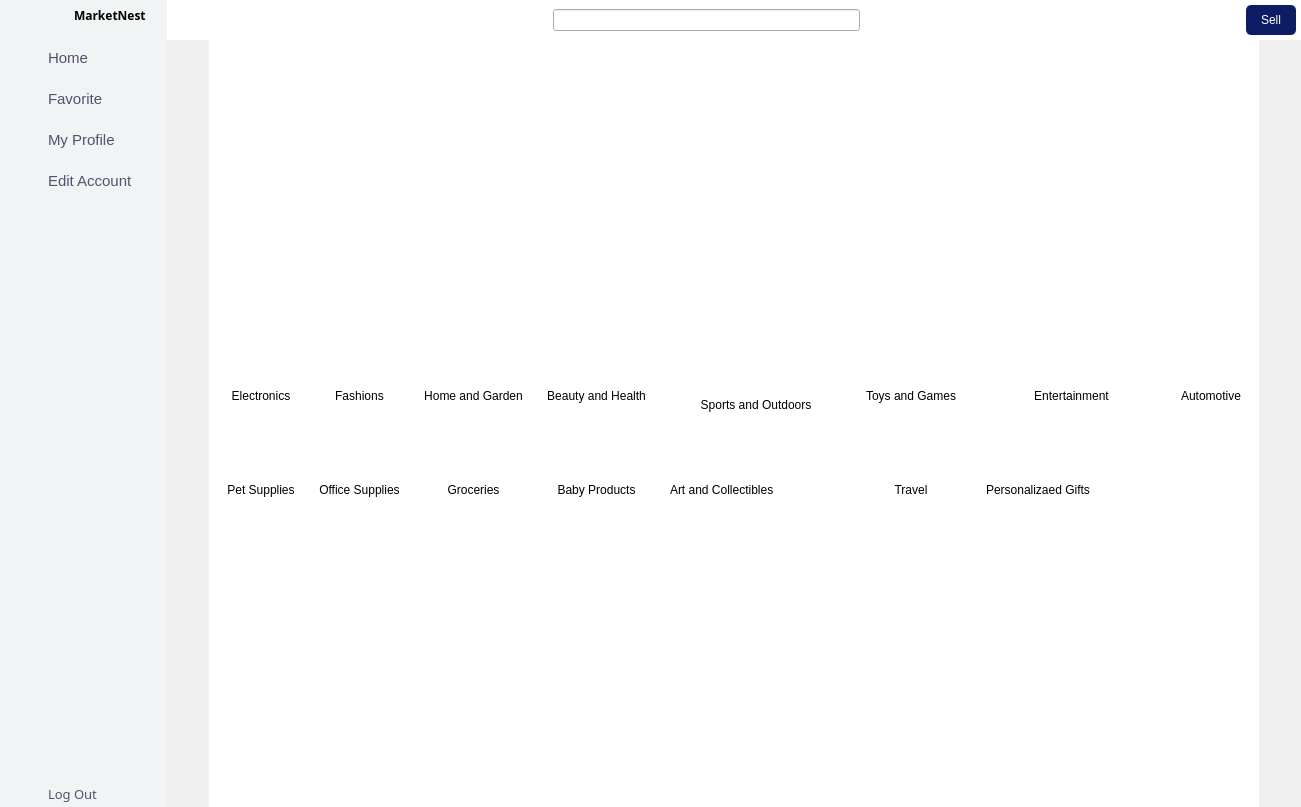
Old version of the form src/mainAppUi.ui in the repository Menthhh/The-Market-Nest.
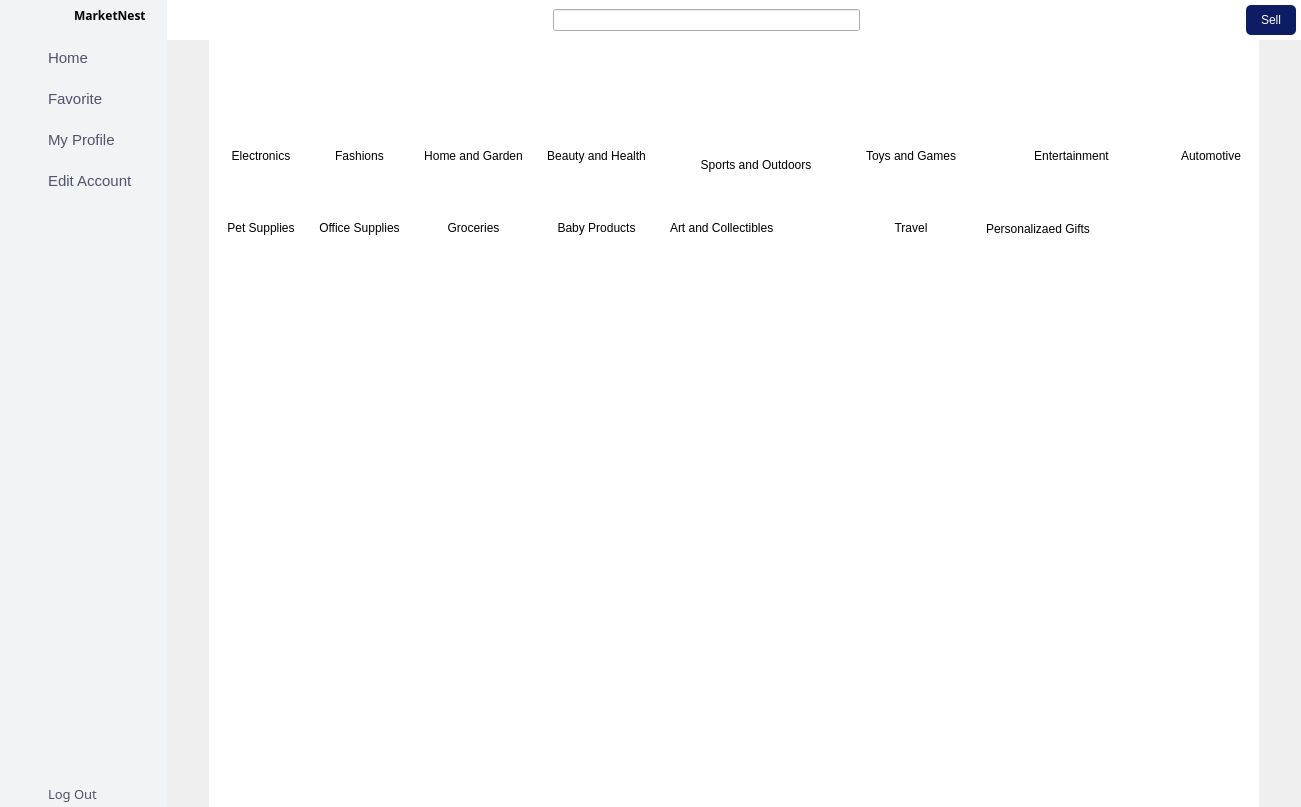
New version of the form. The open tabs and pages were chosen to show the change. Icons and pictures are not drawn.

The edit to the form file:
```diff
--- a/src/mainAppUi.ui
+++ b/src/mainAppUi.ui
@@ -2053,8 +2053,8 @@
                      <rect>
                       <x>0</x>
                       <y>0</y>
-                      <width>1050</width>
-                      <height>410</height>
+                      <width>1134</width>
+                      <height>767</height>
                      </rect>
                     </property>
                     <layout class="QGridLayout" name="gridLayout_2">
@@ -2098,7 +2098,13 @@
                          <number>0</number>
                         </property>
                         <item row="2" column="0">
-                         <widget class="QWidget" name="productlist" native="true"/>
+                         <widget class="QWidget" name="productlist" native="true">
+                          <layout class="QGridLayout" name="gridLayout_118">
+                           <item row="0" column="0">
+                            <widget class="QTableWidget" name="productTable"/>
+                           </item>
+                          </layout>
+                         </widget>
                         </item>
                         <item row="0" column="0">
                          <widget class="QWidget" name="Banner" native="true">
```
Left out of the diff: 6 changed lines with no effect on the pictures.
